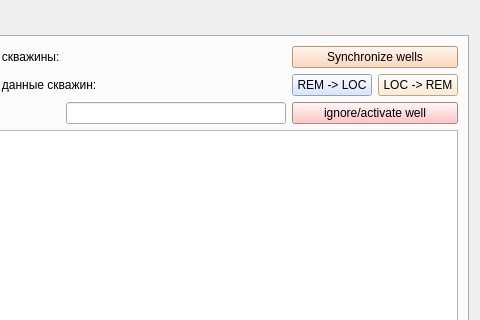
Before: the Qt Designer form qt/rem_db_window.ui in idergunoff/geovel_1.0, drawn with Qt 5; both pictures show x 128 to 608 and y 0 to 320 of the 608 by 623 pixel window.
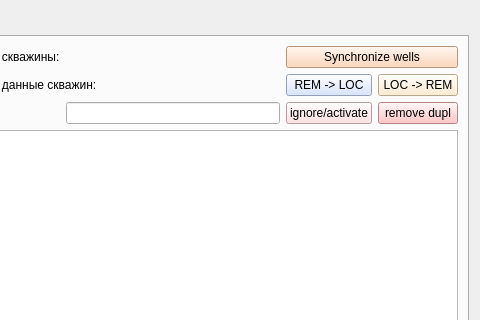
After: the same form once the commit is applied. The open tabs and pages were chosen to show the change.

Commit message: remove duplicate wells in rdb

Patch:
```diff
--- a/qt/rem_db_window.ui
+++ b/qt/rem_db_window.ui
@@ -532,16 +532,29 @@
                </property>
               </widget>
              </item>
-             <item row="2" column="0" colspan="2">
+             <item row="2" column="0">
               <widget class="QPushButton" name="pushButton_ignore_well_rdb">
                <property name="toolTip">
                 <string>Пометить скважину как неактивную/активную</string>
                </property>
                <property name="styleSheet">
+                <string notr="true">background-color: rgb(255, 216, 219);</string>
+               </property>
+               <property name="text">
+                <string>ignore/activate</string>
+               </property>
+              </widget>
+             </item>
+             <item row="2" column="1">
+              <widget class="QPushButton" name="pushButton_remove_dupl_rdb">
+               <property name="toolTip">
+                <string>Удалить дубликаты скважин</string>
+               </property>
+               <property name="styleSheet">
                 <string notr="true">background-color: rgb(255, 181, 182);</string>
                </property>
                <property name="text">
-                <string>ignore/activate well</string>
+                <string>remove dupl</string>
                </property>
               </widget>
              </item>
```
Left out of the diff: 32 changed lines with no effect on the pictures. The commit also changes 4 other files.
